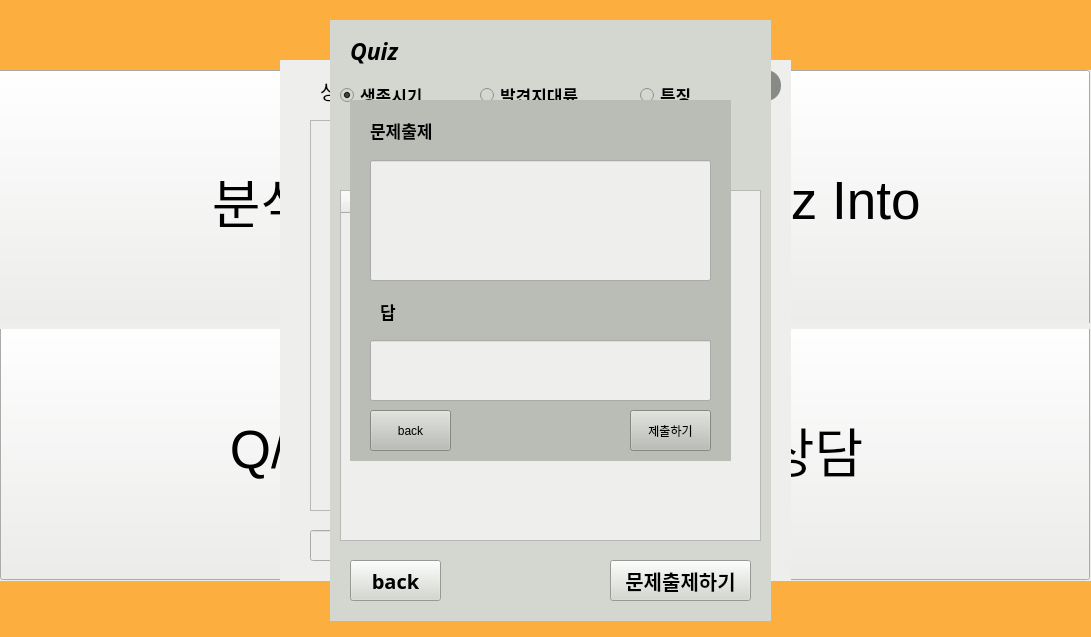
Old version of the form professor.ui in the repository YangwonChoi/eduwill.
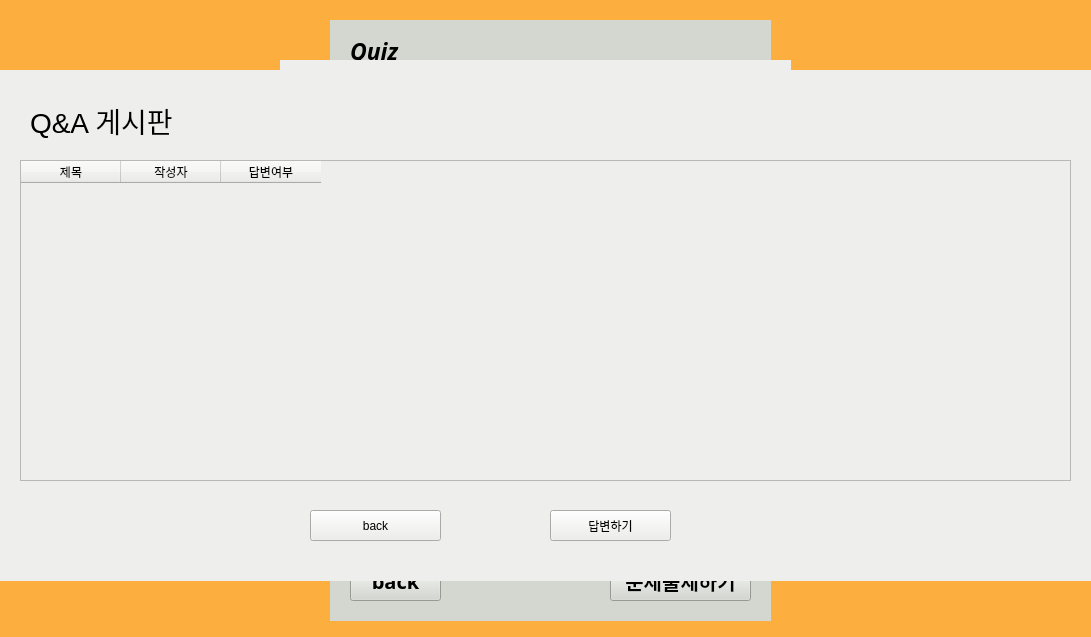
New version of the form.

```diff
--- a/professor.ui
+++ b/professor.ui
@@ -14,9 +14,12 @@
    <string>MainWindow</string>
   </property>
   <property name="styleSheet">
-   <string notr="true">background-color: rgb(252, 175, 62);</string>
+   <string notr="true">￣</string>
   </property>
   <widget class="QWidget" name="centralwidget">
+   <property name="styleSheet">
+    <string notr="true">background-color: rgb(252, 175, 62);</string>
+   </property>
    <widget class="QWidget" name="login_widget" native="true">
     <property name="geometry">
      <rect>
@@ -1334,6 +1337,96 @@
      </property>
     </widget>
    </widget>
+   <widget class="QWidget" name="widget" native="true">
+    <property name="geometry">
+     <rect>
+      <x>0</x>
+      <y>70</y>
+      <width>1091</width>
+      <height>511</height>
+     </rect>
+    </property>
+    <property name="styleSheet">
+     <string notr="true">background-color: rgb(238, 238, 236);</string>
+    </property>
+    <widget class="QTableWidget" name="tableWidget">
+     <property name="geometry">
+      <rect>
+       <x>20</x>
+       <y>90</y>
+       <width>1051</width>
+       <height>321</height>
+      </rect>
+     </property>
+     <column>
+      <property name="text">
+       <string>제목</string>
+      </property>
+     </column>
+     <column>
+      <property name="text">
+       <string>작성자</string>
+      </property>
+     </column>
+     <column>
+      <property name="text">
+       <string>답변여부</string>
+      </property>
+     </column>
+    </widget>
+    <widget class="QLabel" name="label_14">
+     <property name="geometry">
+      <rect>
+       <x>30</x>
+       <y>30</y>
+       <width>211</width>
+       <height>41</height>
+      </rect>
+     </property>
+     <property name="font">
+      <font>
+       <pointsize>21</pointsize>
+      </font>
+     </property>
+     <property name="text">
+      <string>Q&amp;A 게시판</string>
+     </property>
+    </widget>
+    <widget class="QPushButton" name="qn_back_btn">
+     <property name="geometry">
+      <rect>
+       <x>310</x>
+       <y>440</y>
+       <width>131</width>
+       <height>31</height>
+      </rect>
+     </property>
+     <property name="text">
+      <string>back</string>
+     </property>
+    </widget>
+    <widget class="QPushButton" name="qn_anser_btn">
+     <property name="geometry">
+      <rect>
+       <x>550</x>
+       <y>440</y>
+       <width>121</width>
+       <height>31</height>
+      </rect>
+     </property>
+     <property name="text">
+      <string>답변하기</string>
+     </property>
+    </widget>
+   </widget>
+   <zorder>sign_widget</zorder>
+   <zorder>select_widget</zorder>
+   <zorder>quiz_widget</zorder>
+   <zorder>chat_widget</zorder>
+   <zorder>login_widget</zorder>
+   <zorder>make_widget</zorder>
+   <zorder>menu_widget</zorder>
+   <zorder>widget</zorder>
   </widget>
  </widget>
  <resources/>
```
